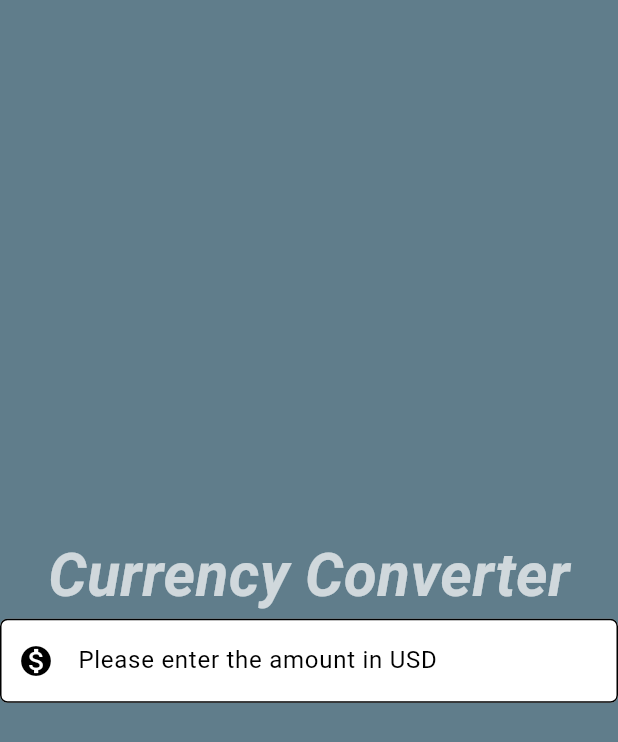
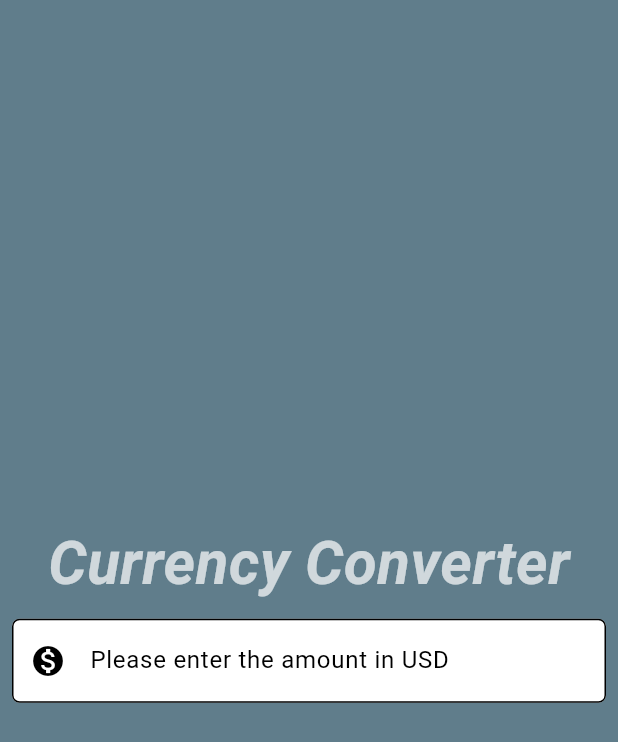
Before and after one commit to Ayushhhshh/currency_converter, a Flutter app: the screen it shows after launch, on a phone screen of 412 x 824 dp. Shown: the top 742 px of the screen. Run offline on Flutter 3.47's test engine with Material 3 defaults, Android fonts, the phone set to English and light mode, and no system bars.

```diff
--- a/lib/currency_material_app.dart
+++ b/lib/currency_material_app.dart
@@ -15,7 +15,9 @@ class CurrencyMaterialPage extends StatelessWidget{
                 Text("Currency Converter",style: TextStyle(fontSize: 40,fontWeight: FontWeight.bold,fontStyle: FontStyle.italic,color: Colors.white70
                 )
                 ),
-                TextField( style : TextStyle(color: Colors.black),
+                Padding(
+                  padding: EdgeInsets.all(8.0),
+                  child: TextField( style : TextStyle(color: Colors.black),
                   decoration: InputDecoration(hintText: "Please enter the amount in USD",
                   hintStyle: TextStyle(color: Colors.black),
                   prefixIcon:Icon(Icons.monetization_on_sharp),
@@ -28,7 +30,9 @@ class CurrencyMaterialPage extends StatelessWidget{
                   keyboardType: TextInputType.numberWithOptions(decimal: true),
 
                   cursorColor: Colors.white,
-              )],
+                  ),
+                ),
+                ],
             ),
           ),
         );
```
Lines whose indentation alone changed are shown as unchanged.
